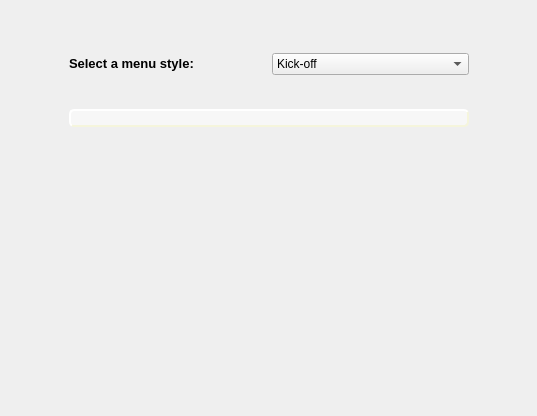
Before: the Qt Designer form kde4/kaptan4/src/gui/menuWidget.ui in pars-linux/uludag, drawn with Qt 5.
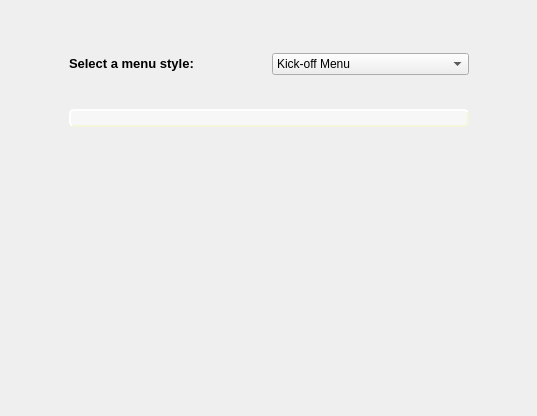
After: the same form once the commit is applied.

Patch:
```diff
--- a/kde4/kaptan4/src/gui/menuWidget.ui
+++ b/kde4/kaptan4/src/gui/menuWidget.ui
@@ -75,7 +75,7 @@
          </property>
          <item>
           <property name="text">
-           <string>Kick-off </string>
+           <string>Kick-off Menu</string>
           </property>
          </item>
          <item>
```
Left out of the diff: 4 changed lines with no effect on the pictures.
